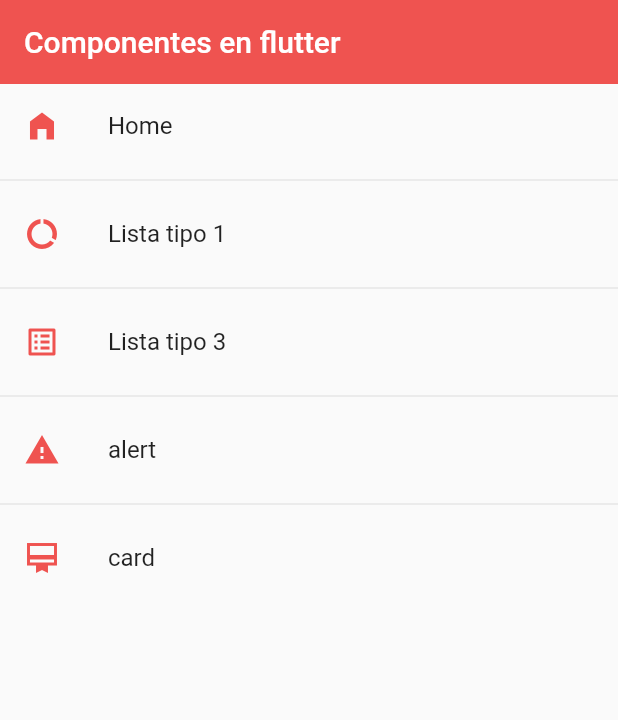
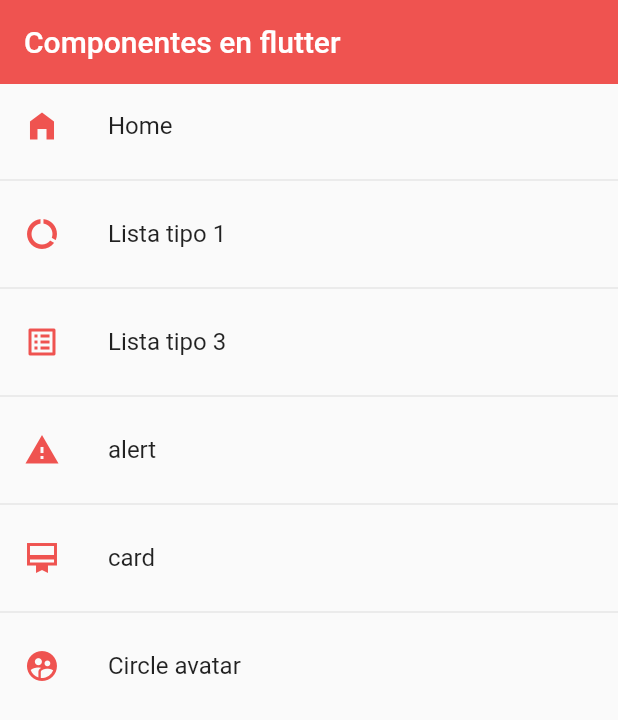
Before and after one commit to Djvash01/generic_component_example, a Flutter app: the screen it shows after launch, on a phone screen of 412 x 824 dp. Shown: the top 720 px of the screen. Run offline on Flutter 3.47's test engine with Material 2 defaults, Android fonts, the phone set to English and light mode, and no system bars.

Commit message:
add circle avvatar widget

```diff
--- a/lib/router/app_routes.dart
+++ b/lib/router/app_routes.dart
@@ -31,6 +31,11 @@ class AppRoutes {
         icon: Icons.card_membership_sharp,
         name: 'card',
         screen: const CardScreen()),
+    MenuOption(
+        route: 'avatar',
+        icon: Icons.supervised_user_circle,
+        name: 'Circle avatar',
+        screen: const AvatarScreen()),
   ];
 
   // static Map<String, Widget Function(BuildContext)> routes = {
--- a/lib/screens/screens.dart
+++ b/lib/screens/screens.dart
@@ -1,5 +1,5 @@
-
 export 'package:generic_component_example/screens/alert_screen.dart';
+export 'package:generic_component_example/screens/avatart_screen.dart';
 export 'package:generic_component_example/screens/card_screen.dart';
 export 'package:generic_component_example/screens/home_screen.dart';
 export 'package:generic_component_example/screens/list_view1_screen.dart';
```
Also changed, not shown: lib/screens/avatart_screen.dart (added, +29 -0 lines).
